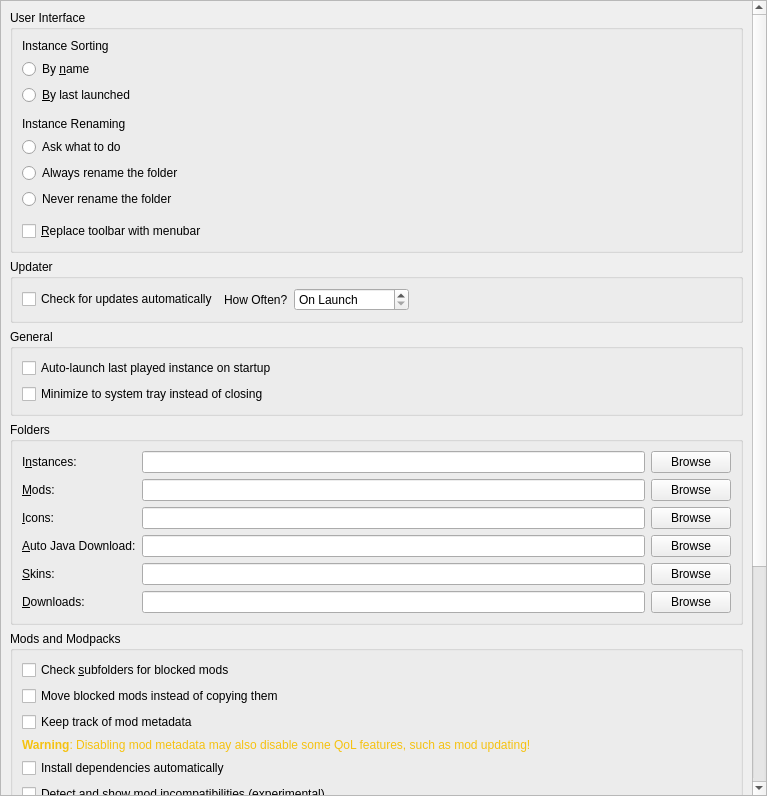
Above: launcher/ui/pages/global/LauncherPage.ui from PollyMC-Continued/launcher before the change. Below: the same form after it.
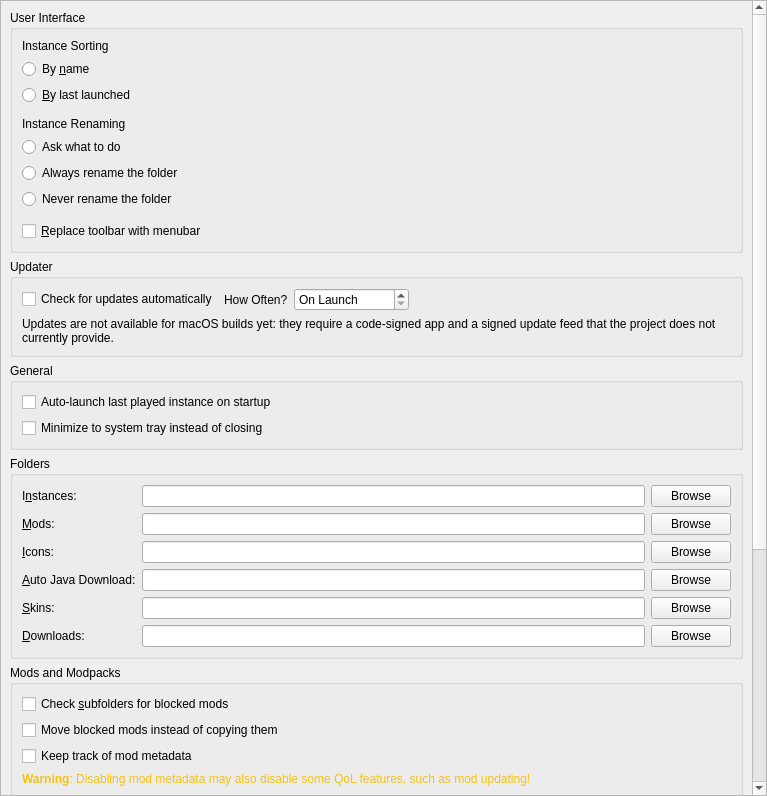
That is the form after the change.

Commit message: Fix: 1.8.9 (Java 8) offline launch crash; updater rejects non-installable artifacts and installs exact file list from manifest; ignore stale update temp dir; macOS hides updater controls when unavailable; unset help URL shows placeholder; v9.2.3 changelog

Patch:
```diff
--- a/launcher/ui/pages/global/LauncherPage.ui
+++ b/launcher/ui/pages/global/LauncherPage.ui
@@ -222,14 +222,27 @@
                </property>
                <property name="sizeHint" stdset="0">
                 <size>
-                 <width>0</width>
-                 <height>0</height>
+                 <width>40</width>
+                 <height>20</height>
                 </size>
                </property>
               </spacer>
              </item>
             </layout>
            </item>
+           <item row="1" column="0" colspan="3">
+            <widget class="QLabel" name="updaterNotSupportedNote">
+             <property name="text">
+              <string>Updates are not available for macOS builds yet: they require a code-signed app and a signed update feed that the project does not currently provide.</string>
+             </property>
+             <property name="wordWrap">
+              <bool>true</bool>
+             </property>
+             <property name="visible">
+              <bool>false</bool>
+             </property>
+            </widget>
+           </item>
           </layout>
         </widget>
        </item>
```
Lines whose indentation alone changed are shown as unchanged. The commit also changes 7 other files.
